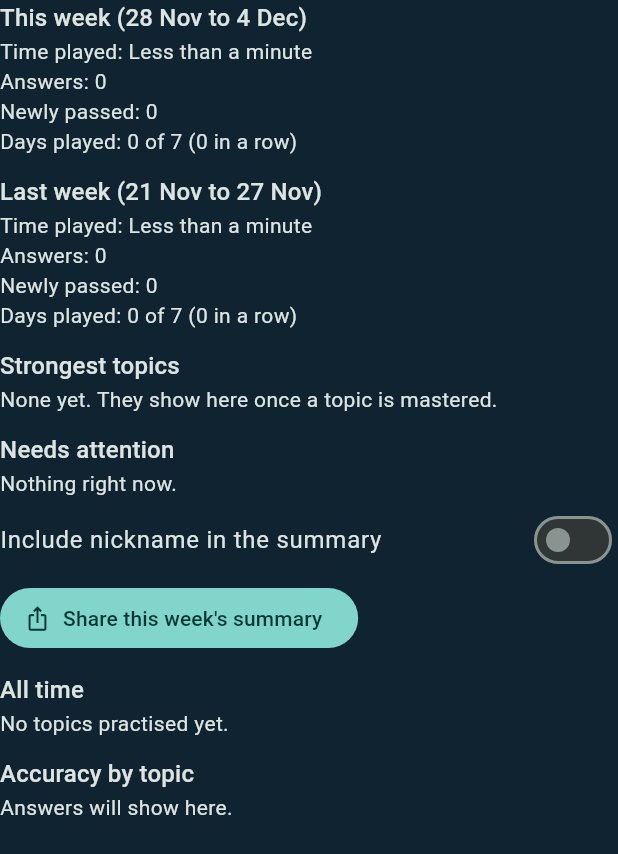
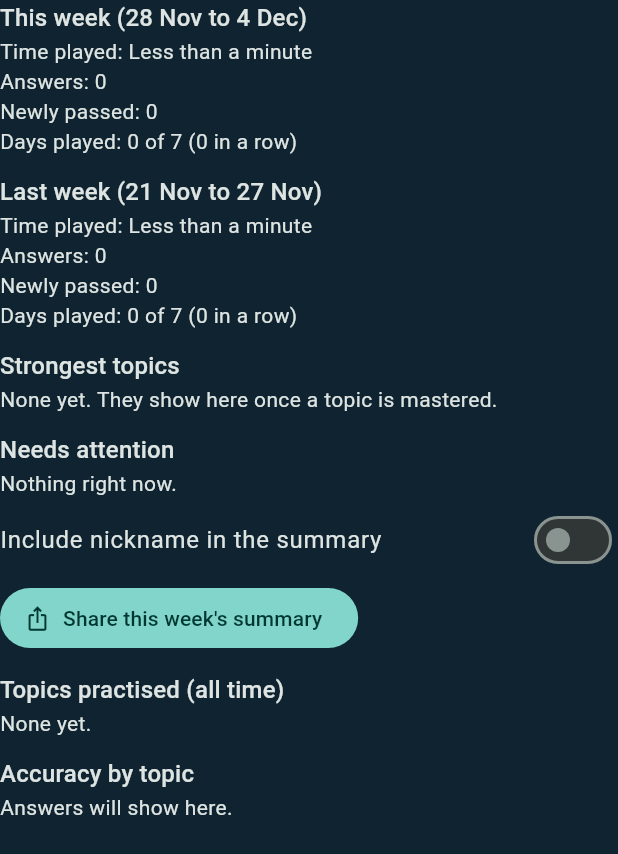
Before and after one commit to ya-spark/game-factory, a Flutter app: the ChildReport widget shown alone on an empty page, opened directly with empty values, on a phone screen of 412 x 824 dp. Shown: the top 854 px of the screen. Run offline on Flutter 3.47's test engine with Material 3 defaults, Android fonts, the phone set to English and light mode, and no system bars; our stand-ins replace audioplayers, connectivity_plus, flutter_local_notifications, flutter_svg, flutter_timezone, flutter_tts and 7 more; missing offline and left inert: cryptography, dart:js_interop, flame, games_services; accounts and stored records are empty.

Commit message:
Report: keep the topics-practised wording (issue 160)
Co-Authored-By: Claude Sonnet 5.5 <noreply@anthropic.com>

```diff
--- a/template/flutter-game-template/lib/ui/child_report.dart
+++ b/template/flutter-game-template/lib/ui/child_report.dart
@@ -205,11 +205,11 @@ class _ChildReportState extends State<ChildReport> {
               },
             ),
             const SizedBox(height: 12),
-            Text('All time', style: style.titleMedium),
+            Text('Topics practised (all time)', style: style.titleMedium),
             Text(
               topics.isEmpty
-                  ? 'No topics practised yet.'
-                  : '${topics.length} ${topics.length == 1 ? 'topic' : 'topics'} practised',
+                  ? 'None yet.'
+                  : '${topics.length} ${topics.length == 1 ? 'topic' : 'topics'}',
               key: TestIds.reportTopicsCount,
             ),
             const SizedBox(height: 12),
```
